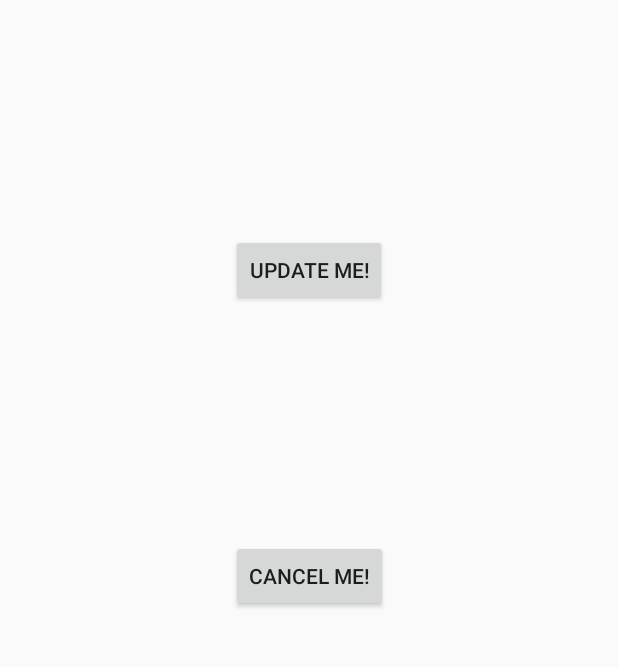
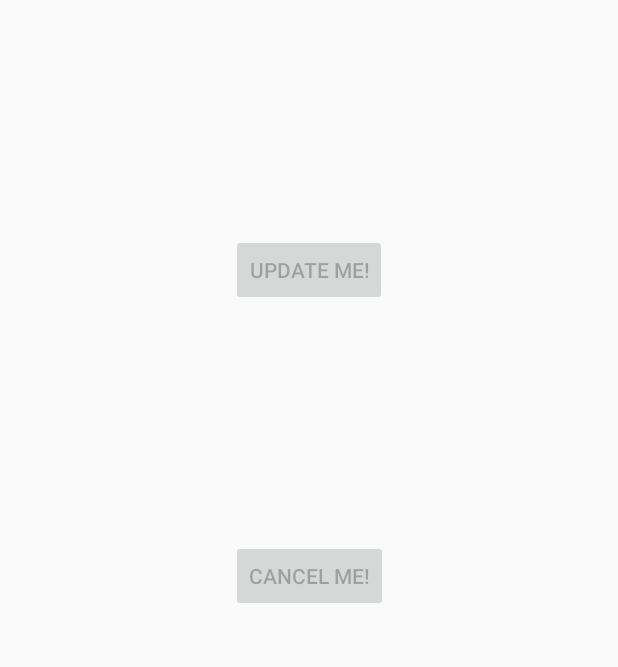
Before and after one commit to florinmihu31/LearnAndroid, an Android app: the screen it shows after launch (MainActivity), on a phone screen of 412 x 824 dp, the part 390-1057 px from its top. Run offline under Robolectric (Android 15) with nearby library versions, the phone set to English and light mode, and no system bars.

Commit message:
Update notification from notification action NotifyMe project

```diff
--- a/NotifyMe/app/src/main/java/com/example/notifyme/MainActivity.java
+++ b/NotifyMe/app/src/main/java/com/example/notifyme/MainActivity.java
@@ -7,8 +7,10 @@ import android.app.Application;
 import android.app.NotificationChannel;
 import android.app.NotificationManager;
 import android.app.PendingIntent;
+import android.content.BroadcastReceiver;
 import android.content.Context;
 import android.content.Intent;
+import android.content.IntentFilter;
 import android.content.res.Resources;
 import android.graphics.Bitmap;
 import android.graphics.BitmapFactory;
@@ -20,11 +22,16 @@ import android.widget.Button;
 public class MainActivity extends AppCompatActivity {
 
     private static final String PRIMARY_CHANNEL_ID = "primary_notification_channel";
+    private static final String ACTION_UPDATE_NOTIFICATION =
+            "com.example.android.notifyme.ACTION_UPDATE_NOTIFICATION";
     private static final int NOTIFICATION_ID = 0;
+
     private Button buttonNotify;
     private Button buttonUpdate;
     private Button buttonCancel;
+
     private NotificationManager mNotificationManager;
+    private NotificationReceiver mNotificationReceiver = new NotificationReceiver();
 
     @Override
     protected void onCreate(Bundle savedInstanceState) {
@@ -47,11 +54,22 @@ public class MainActivity extends AppCompatActivity {
         });
 
         createNotificationChannel();
+
+        setNotificationButtonState(true, false, false);
+
+        registerReceiver(mNotificationReceiver, new IntentFilter(ACTION_UPDATE_NOTIFICATION));
     }
 
     public void sendNotification() {
+        Intent updateIntent = new Intent(ACTION_UPDATE_NOTIFICATION);
+        PendingIntent updatePendingIntent = PendingIntent.getBroadcast(this, NOTIFICATION_ID,
+                updateIntent, PendingIntent.FLAG_ONE_SHOT);
+
         NotificationCompat.Builder notifyBuilder = getNotificationBuilder();
+        notifyBuilder.addAction(R.drawable.ic_update, "Update Notification", updatePendingIntent);
         mNotificationManager.notify(NOTIFICATION_ID, notifyBuilder.build());
+
+        setNotificationButtonState(false, true, true);
     }
 
     private void updateNotification() {
@@ -63,10 +81,13 @@ public class MainActivity extends AppCompatActivity {
                 .setBigContentTitle("Notification Updated!"));
 
         mNotificationManager.notify(NOTIFICATION_ID, notifyBuilder.build());
+
+        setNotificationButtonState(false, false, true);
     }
 
     private void cancelNotification() {
         mNotificationManager.cancel(NOTIFICATION_ID);
+        setNotificationButtonState(true, false, false);
     }
 
     public void createNotificationChannel() {
@@ -99,4 +120,30 @@ public class MainActivity extends AppCompatActivity {
                 .setPriority(NotificationCompat.PRIORITY_HIGH)
                 .setDefaults(NotificationCompat.DEFAULT_ALL);
     }
+
+    void setNotificationButtonState(boolean isNotifyEnabled,
+                                    boolean isUpdateEnabled,
+                                    boolean isCancelEnabled) {
+        buttonNotify.setEnabled(isNotifyEnabled);
+        buttonUpdate.setEnabled(isUpdateEnabled);
+        buttonCancel.setEnabled(isCancelEnabled);
+    }
+
+    @Override
+    protected void onDestroy() {
+        unregisterReceiver(mNotificationReceiver);
+        super.onDestroy();
+    }
+
+    public class NotificationReceiver extends BroadcastReceiver {
+
+        public NotificationReceiver() {
+
+        }
+
+        @Override
+        public void onReceive(Context context, Intent intent) {
+            updateNotification();
+        }
+    }
 }
--- /dev/null
+++ b/NotifyMe/app/src/main/res/drawable-anydpi/ic_update.xml
@@ -0,0 +1,11 @@
+<vector xmlns:android="http://schemas.android.com/apk/res/android"
+    android:width="24dp"
+    android:height="24dp"
+    android:viewportWidth="24"
+    android:viewportHeight="24"
+    android:tint="#333333"
+    android:alpha="0.6">
+  <path
+      android:fillColor="@android:color/white"
+      android:pathData="M21,10.12h-6.78l2.74,-2.82c-2.73,-2.7 -7.15,-2.8 -9.88,-0.1c-2.73,2.71 -2.73,7.08 0,9.79s7.15,2.71 9.88,0C18.32,15.65 19,14.08 19,12.1h2c0,1.98 -0.88,4.55 -2.64,6.29c-3.51,3.48 -9.21,3.48 -12.72,0c-3.5,-3.47 -3.53,-9.11 -0.02,-12.58s9.14,-3.47 12.65,0L21,3V10.12zM12.5,8v4.25l3.5,2.08l-0.72,1.21L11,13V8H12.5z"/>
+</vector>
```
Also changed, not shown: NotifyMe/app/src/main/res/drawable-hdpi/ic_update.png (added), NotifyMe/app/src/main/res/drawable-mdpi/ic_update.png (added), NotifyMe/app/src/main/res/drawable-xhdpi/ic_update.png (added), NotifyMe/app/src/main/res/drawable-xxhdpi/ic_update.png (added).
